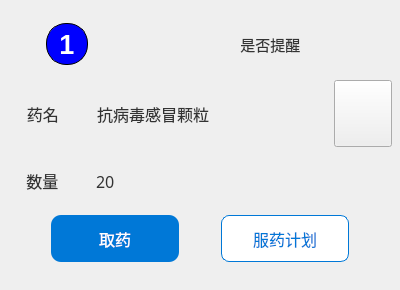
Before: the Qt Designer form fetch_card.ui in tongvvv/medicineBox, drawn with Qt 5.
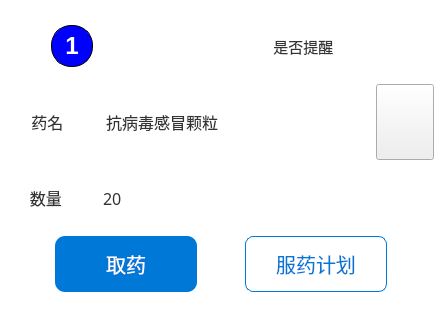
After: the same form once the commit is applied. Icons and pictures are not drawn. Custom widgets are drawn as their Qt base class.

```diff
--- a/fetch_card.ui
+++ b/fetch_card.ui
@@ -6,8 +6,8 @@
    <rect>
     <x>0</x>
     <y>0</y>
-    <width>400</width>
-    <height>290</height>
+    <width>442</width>
+    <height>320</height>
    </rect>
   </property>
   <property name="sizePolicy">
@@ -18,18 +18,21 @@
   </property>
   <property name="minimumSize">
    <size>
-    <width>400</width>
-    <height>290</height>
+    <width>442</width>
+    <height>320</height>
    </size>
   </property>
   <property name="windowTitle">
    <string>Form</string>
   </property>
   <property name="autoFillBackground">
-   <bool>true</bool>
+   <bool>false</bool>
   </property>
   <property name="styleSheet">
-   <string notr="true"/>
+   <string notr="true">#fetch_card{
+	
+	background-color: rgb(255, 255, 255);
+}</string>
   </property>
   <layout class="QVBoxLayout" name="verticalLayout" stretch="1,1,1,1">
    <property name="spacing">
@@ -91,7 +94,7 @@
        <widget class="QLabel" name="label_6">
         <property name="font">
          <font>
-          <pointsize>20</pointsize>
+          <pointsize>18</pointsize>
           <italic>false</italic>
           <bold>true</bold>
          </font>
@@ -354,7 +357,7 @@
     background-color: #0078d7;
     color: white;
     border-radius: 10px;
-    font-size: 16px;
+    font-size: 20px;
     border: none;
     padding: 4px 8px;
 }
@@ -399,7 +402,7 @@
     border: 1px solid #0078d7;
     border-radius: 8px;
     padding: 3px 8px;
-    font-size: 16px;
+    font-size: 20px;
     background-color: white;
 }
 
```
Left out of the diff: 2 changed lines with no effect on the pictures.
